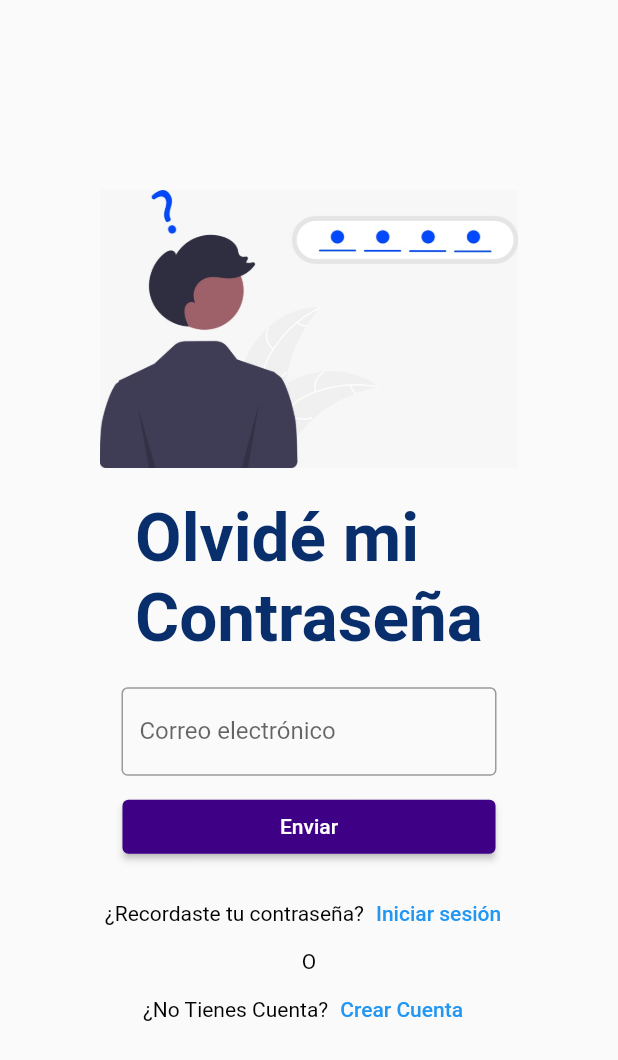
After one commit to xXAngel-15Xx/JustificacionApp, a Flutter app: the CambiarContrasenaPage screen opened directly, on a phone screen of 412 x 824 dp. The commit adds this screen. Shown: the top 1060 px of the screen. Run offline on Flutter 3.47's test engine with Material 2 defaults, Android fonts, the phone set to English and light mode, and no system bars; our stand-ins replace sqflite; accounts and stored records are empty.

Commit message:
Page Olvide Contraseña

```diff
--- a/lib/main.dart
+++ b/lib/main.dart
@@ -11,9 +11,7 @@ class MyApp extends StatelessWidget {
     return MaterialApp(
       debugShowCheckedModeBanner: false,
       title: 'Justificaciones App',
-      routes: {
-        'home':(context) => const HomePage()
-      },
+      routes: {'home': (context) => const HomePage()},
       initialRoute: 'home',
     );
   }
--- /dev/null
+++ b/lib/src/pages/contraseña.dart
@@ -0,0 +1,123 @@
+import 'package:flutter/material.dart';
+
+class CambiarContrasena extends StatelessWidget {
+  @override
+  Widget build(BuildContext context) {
+    return MaterialApp(
+      title: 'Recuperar Contraseña',
+      debugShowCheckedModeBanner: false,
+      theme: ThemeData(
+        primarySwatch: Colors.purple,
+        visualDensity: VisualDensity.adaptivePlatformDensity,
+      ),
+      home: CambiarContrasenaPage(),
+    );
+  }
+}
+
+class CambiarContrasenaPage extends StatelessWidget {
+  @override
+  Widget build(BuildContext context) {
+    return Scaffold(
+      body: Center(
+        child: Column(
+          mainAxisAlignment: MainAxisAlignment.center,
+          children: [
+            Image.asset(
+              'assets/logo.jpg',
+              width: 279,
+            ),
+            const SizedBox(height: 20),
+            Container(
+              alignment: Alignment.center,
+              child: Column(
+                crossAxisAlignment: CrossAxisAlignment.start,
+                children: const [
+                  Text(
+                    'Olvidé mi',
+                    style: TextStyle(
+                      fontSize: 45,
+                      fontWeight: FontWeight.bold,
+                      color: Color.fromARGB(255, 8, 47, 107),
+                    ),
+                  ),
+                  Text(
+                    'Contraseña',
+                    style: TextStyle(
+                      fontSize: 45,
+                      fontWeight: FontWeight.bold,
+                      color: Color.fromARGB(255, 8, 47, 107),
+                    ),
+                  ),
+                ],
+              ),
+            ),
+            const SizedBox(height: 20),
+            Container(
+              width: 250,
+              child: const TextField(
+                decoration: InputDecoration(
+                  labelText: 'Correo electrónico',
+                  border: OutlineInputBorder(),
+                ),
+              ),
+            ),
+            const SizedBox(height: 10),
+            ElevatedButton(
+              onPressed: () {},
+              style: ElevatedButton.styleFrom(
+                primary: Color.fromARGB(255, 62, 0, 133),
+                padding: EdgeInsets.symmetric(horizontal: 105, vertical: 10),
+              ),
+              child: const Text(
+                'Enviar',
+                style: TextStyle(color: Colors.white),
+              ),
+            ),
+            const SizedBox(height: 10),
+            Row(
+              mainAxisAlignment: MainAxisAlignment.center,
+              children: [
+                const Text(
+                  '¿Recordaste tu contraseña?',
+                  style: TextStyle(color: Colors.black),
+                ),
+                TextButton(
+                  onPressed: () {},
+                  child: const Text(
+                    'Iniciar sesión',
+                    style: TextStyle(
+                      color: Colors.blue,
+                    ),
+                  ),
+                ),
+              ],
+            ),
+            const Text(
+              'O',
+              style: TextStyle(color: Colors.black),
+            ),
+            Row(
+              mainAxisAlignment: MainAxisAlignment.center,
+              children: [
+                const Text(
+                  '¿No Tienes Cuenta?',
+                  style: TextStyle(color: Colors.black),
+                ),
+                TextButton(
+                  onPressed: () {},
+                  child: const Text(
+                    'Crear Cuenta',
+                    style: TextStyle(
+                      color: Colors.blue,
+                    ),
+                  ),
+                ),
+              ],
+            ),
+          ],
+        ),
+      ),
+    );
+  }
+}
--- a/pubspec.yaml
+++ b/pubspec.yaml
@@ -66,8 +66,8 @@ flutter:
   uses-material-design: true
 
   # To add assets to your application, add an assets section, like this:
-  # assets:
-  #   - images/a_dot_burr.jpeg
+  assets:
+    - assets/
   #   - images/a_dot_ham.jpeg
 
   # An image asset can refer to one or more resolution-specific "variants", see
```
Also changed, not shown: assets/logo.jpg (added).
